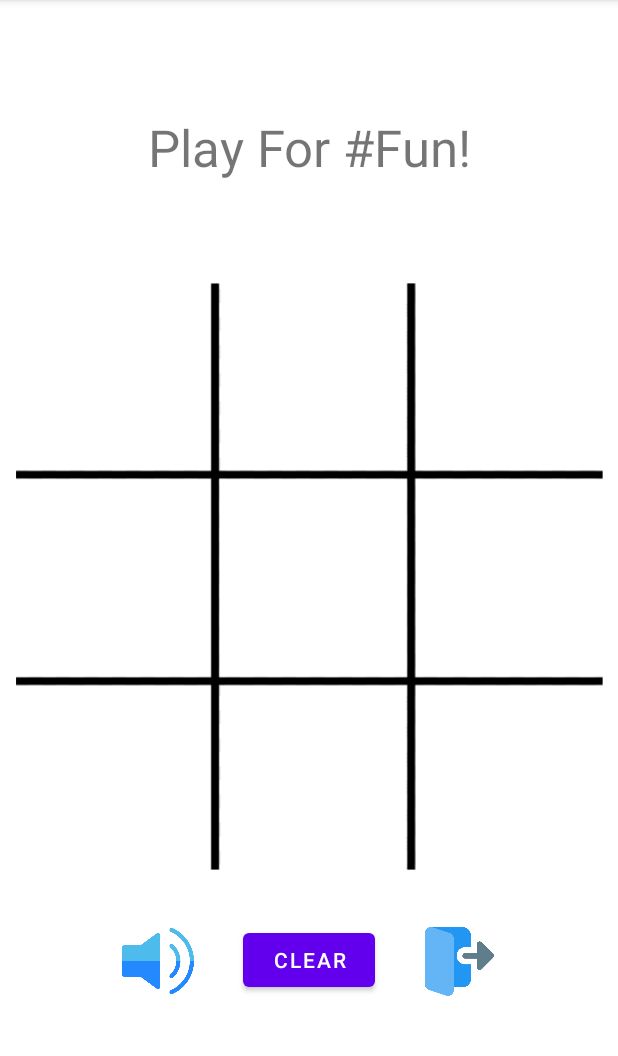
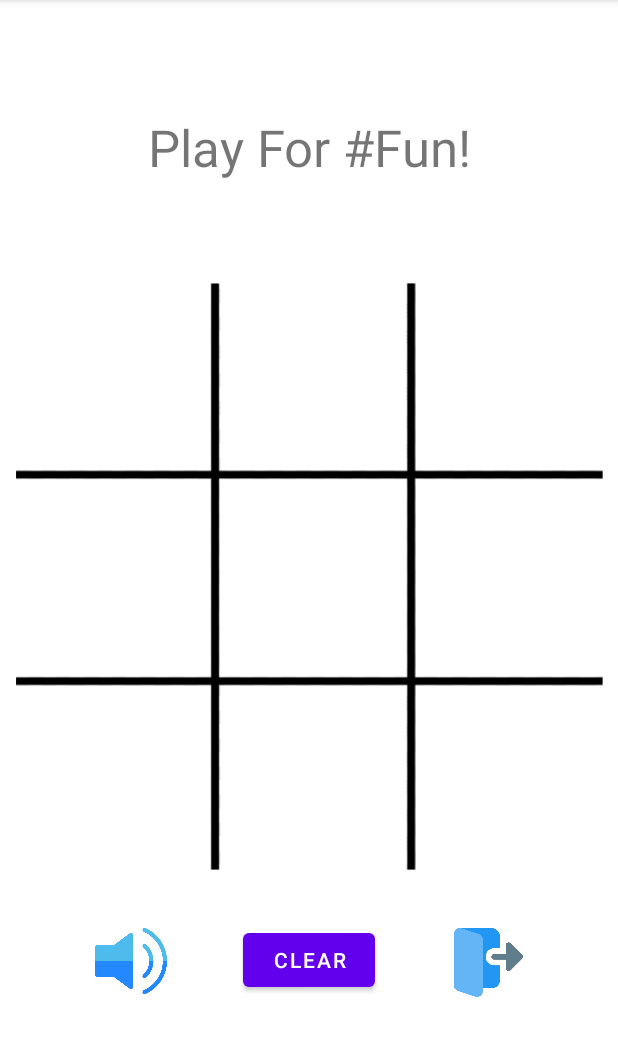
Before and after one commit to Sam-Tech-2543/TicTacToe-App, an Android app: the screen it shows after launch (MainActivity), on a phone screen of 412 x 824 dp, the part 84-1140 px from its top. Run offline under Robolectric (Android 15) with nearby library versions, the phone set to English and light mode, and no system bars.

Commit message:
Minor Bug Fixes

```diff
--- a/app/src/main/res/layout/activity_main.xml
+++ b/app/src/main/res/layout/activity_main.xml
@@ -185,10 +185,10 @@
         android:id="@+id/sound"
         android:layout_width="48dp"
         android:layout_height="48dp"
-        android:layout_marginStart="98dp"
-        android:layout_marginTop="23dp"
-        android:layout_marginEnd="50dp"
-        android:layout_marginBottom="95dp"
+        android:layout_marginStart="63dp"
+        android:layout_marginTop="22dp"
+        android:layout_marginEnd="51dp"
+        android:layout_marginBottom="94dp"
         android:contentDescription="Sound Options"
         android:onClick="soundOptions"
         app:layout_constraintBottom_toBottomOf="parent"
@@ -201,10 +201,10 @@
         android:id="@+id/closeApp"
         android:layout_width="47dp"
         android:layout_height="46dp"
-        android:layout_marginStart="50dp"
-        android:layout_marginTop="23dp"
-        android:layout_marginEnd="99dp"
-        android:layout_marginBottom="95dp"
+        android:layout_marginStart="52dp"
+        android:layout_marginTop="24dp"
+        android:layout_marginEnd="63dp"
+        android:layout_marginBottom="94dp"
         android:contentDescription="Close App"
         android:onClick="closeApp"
         app:layout_constraintBottom_toBottomOf="parent"
```
